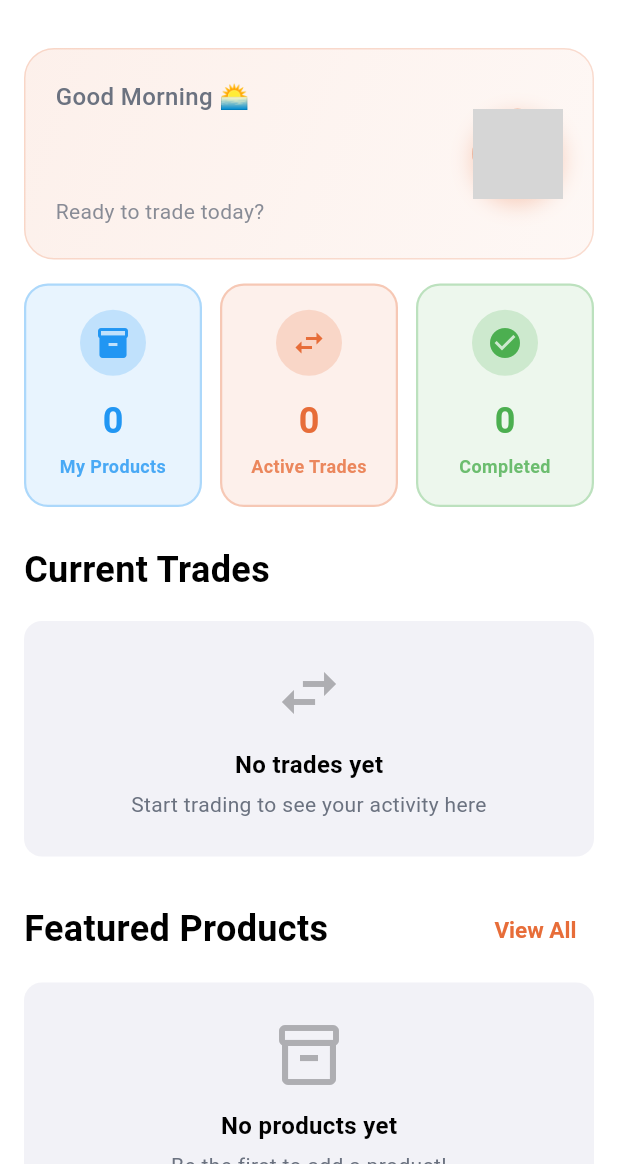
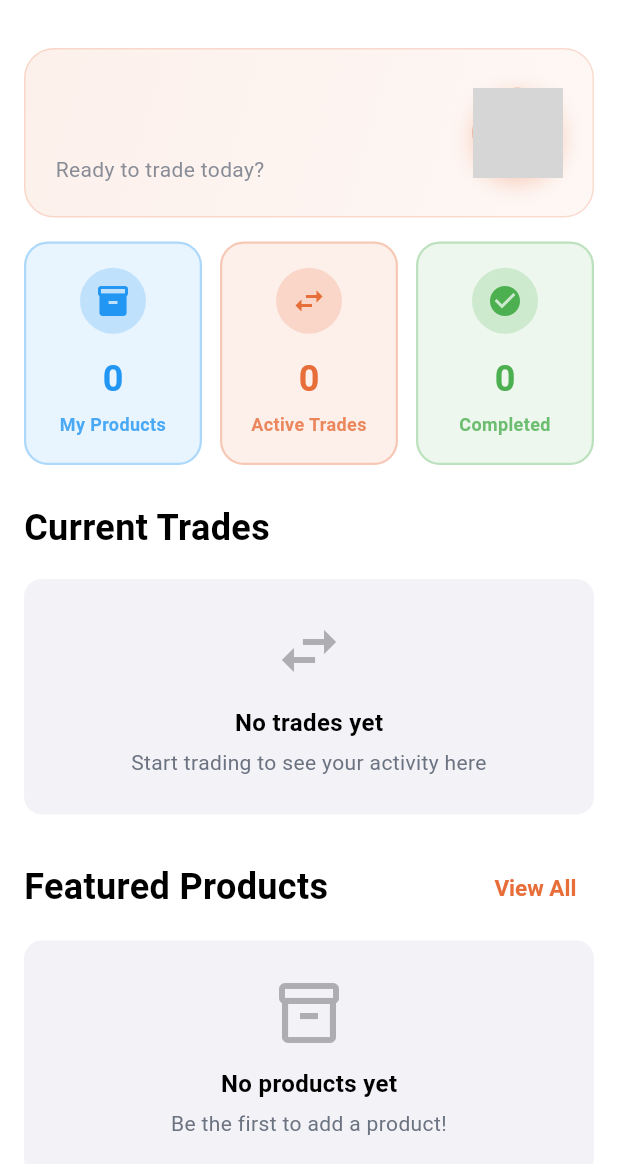
Before and after one commit to prithvisaran3/BarterBrAIn, a Flutter app: the HomeView screen opened directly, on a phone screen of 412 x 824 dp, the part 72-1236 px from its top. Run offline on Flutter 3.47's test engine with Material 3 defaults, Android fonts, the phone set to English and light mode, and no system bars; drawn by our look-alikes of cached_network_image; our stand-ins replace cloud_firestore, emoji_picker_flutter, firebase_auth, firebase_core, firebase_storage, get and 2 more; missing offline and left inert: cupertino_native; accounts and stored records are empty; network calls fail; grey boxes are pictures that could not be loaded.

Commit message:
refactor: UI improvements and product filtering updates
✅ MY PRODUCTS VIEW:
- Show only available (not traded) products
- Remove traded and inactive product sections
- Add info card directing users to Completed tab for traded products
- Cleaner, more focused product management

✅ HOME SCREEN:
- Remove 'Good morning/afternoon/evening' greeting and emoji
- Simplify header to show just user name
- Cleaner, more professional look

✅ SEARCH VIEW:
- Add glass effect to category suggestion chips
- Replace black border with semi-transparent white background
- Add subtle shadow for depth
- Improved iOS-inspired aesthetics

✅ ADD PRODUCT VIEW:
- Enhance age field visibility and clarity
- Change label from 'Age (months)' to 'Age in Months'
- Add helper text: 'How old is the product?'
- Better placeholder: 'e.g., 6 months old'
- More descriptive validation messages

✅ PROFILE VIEW:
- Remove 'Trade History' button
- Simplify profile interface
- Users can view traded products in home screen's Completed tab

🔧 TECHNICAL:
- Remove unused imports (cupertino_native, cloud_firestore)
- Clean up linter warnings
- Consistent iOS-inspired design language

📝 NOTE:
- Traded products with partner info will appear in Completed tab on home screen (pending implementation)

```diff
--- a/lib/views/chat/chat_detail_view.dart
+++ b/lib/views/chat/chat_detail_view.dart
@@ -1008,7 +1008,8 @@ class _ChatDetailViewState extends State<ChatDetailView> with TickerProviderStat
       }
 
       final itemName = _otherUserProduct!.name;
-      final estimatedNewCost = _otherUserProduct!.price * 2.0; // Estimate new price as 2x current value
+      final estimatedNewCost =
+          _otherUserProduct!.price * 2.0; // Estimate new price as 2x current value
       final proposerItemValue = _userProduct?.price ?? 0.0;
       final proposerCash = _trade!.paymentAmount ?? 0.0;
 
--- a/lib/views/main/home_view.dart
+++ b/lib/views/main/home_view.dart
@@ -279,17 +279,6 @@ class _HomeViewState extends State<HomeView> with TickerProviderStateMixin {
       },
       child: Obx(() {
         final user = _authController.userModel.value;
-        final hour = DateTime.now().hour;
-        String greeting = 'Good Morning';
-        String emoji = '🌅';
-
-        if (hour >= 12 && hour < 17) {
-          greeting = 'Good Afternoon';
-          emoji = '☀️';
-        } else if (hour >= 17) {
-          greeting = 'Good Evening';
-          emoji = '🌙';
-        }
 
         return Container(
           padding: const EdgeInsets.all(20),
@@ -314,15 +303,6 @@ class _HomeViewState extends State<HomeView> with TickerProviderStateMixin {
                 child: Column(
                   crossAxisAlignment: CrossAxisAlignment.start,
                   children: [
-                    Text(
-                      '$greeting $emoji',
-                      style: const TextStyle(
-                        fontSize: 16,
-                        color: AppConstants.textSecondary,
-                        fontWeight: FontWeight.w500,
-                      ),
-                    ),
-                    const SizedBox(height: 4),
                     Text(
                       user?.firstName ?? 'User',
                       style: const TextStyle(
```
Also changed, not shown: lib/views/main/add_product_view.dart (+5 -4 lines), lib/views/main/profile_view.dart (+0 -10 lines), lib/views/main/search_view.dart (+28 -9 lines), lib/views/profile/my_products_view.dart (+27 -30 lines).
